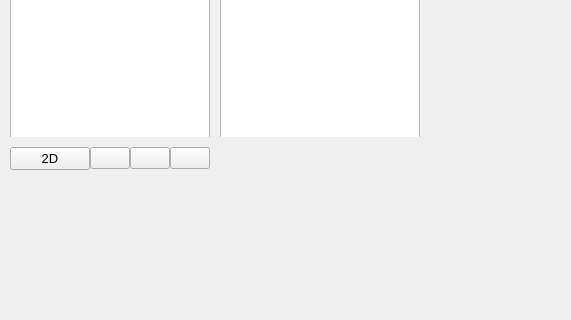
The window that worldeditor/src/editors/scenecomposer/scenecomposer.ui (thunder-engine/thunder) describes before a commit, drawn with Qt 5; both pictures show x 0 to 571 and y 302 to 622 of the 1024 by 800 pixel window.
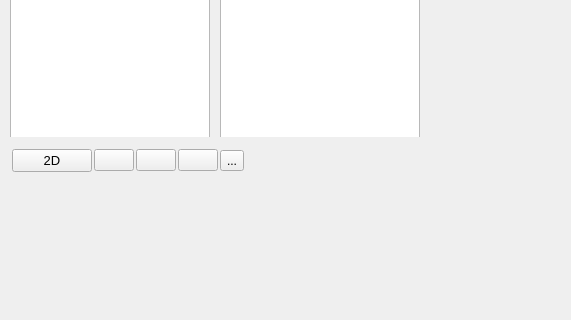
The same window after the commit. Icons and pictures are not drawn. Custom widgets are drawn as their Qt base class.

Commit message: Fixes: - Render: CSM is not working #30 - Stability improved - Minor issues fixed

Patch:
```diff
--- a/worldeditor/src/editors/scenecomposer/scenecomposer.ui
+++ b/worldeditor/src/editors/scenecomposer/scenecomposer.ui
@@ -310,7 +310,19 @@
      <item>
       <layout class="QHBoxLayout" name="viewportLayout">
        <property name="spacing">
-        <number>0</number>
+        <number>2</number>
+       </property>
+       <property name="leftMargin">
+        <number>2</number>
+       </property>
+       <property name="topMargin">
+        <number>2</number>
+       </property>
+       <property name="rightMargin">
+        <number>2</number>
+       </property>
+       <property name="bottomMargin">
+        <number>2</number>
        </property>
        <item>
         <widget class="QPushButton" name="orthoButton">
@@ -380,6 +392,13 @@
          </property>
         </widget>
        </item>
+       <item>
+        <widget class="QToolButton" name="renderMode">
+         <property name="text">
+          <string>...</string>
+         </property>
+        </widget>
+       </item>
        <item>
         <spacer name="horizontalSpacer">
          <property name="orientation">
```
The commit also changes 20 other files.
